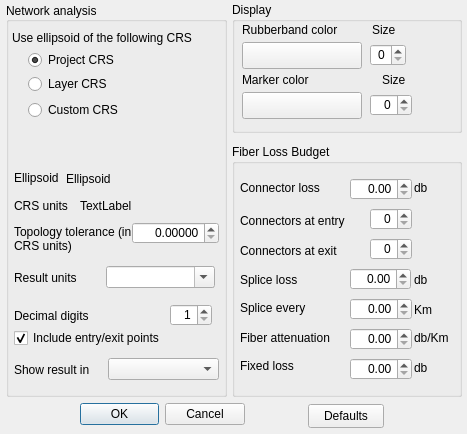
Before: the Qt Designer form DlgConfiguration.ui in fryktoria/On-the-Fly-Shortest-Path, drawn with Qt 5.
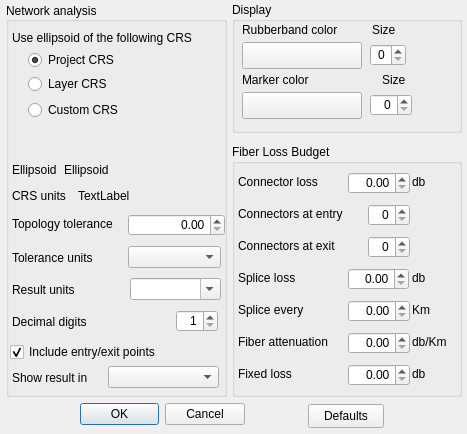
After: the same form once the commit is applied. Custom widgets are drawn as their Qt base class.

Commit message: tolerance units

```diff
--- a/DlgConfiguration.ui
+++ b/DlgConfiguration.ui
@@ -219,8 +219,8 @@
    <widget class="QCheckBox" name="includeStartStop">
     <property name="geometry">
      <rect>
-      <x>8</x>
-      <y>326</y>
+      <x>4</x>
+      <y>340</y>
       <width>167</width>
       <height>20</height>
      </rect>
@@ -303,14 +303,14 @@
    <widget class="QLabel" name="label_6">
     <property name="geometry">
      <rect>
-      <x>8</x>
-      <y>212</y>
+      <x>6</x>
+      <y>208</y>
       <width>119</width>
-      <height>49</height>
+      <height>27</height>
      </rect>
     </property>
     <property name="text">
-     <string>Topology tolerance (in CRS units)</string>
+     <string>Topology tolerance</string>
     </property>
     <property name="wordWrap">
      <bool>true</bool>
@@ -319,9 +319,9 @@
    <widget class="QDoubleSpinBox" name="topologyTolerance">
     <property name="geometry">
      <rect>
-      <x>126</x>
-      <y>220</y>
-      <width>87</width>
+      <x>122</x>
+      <y>212</y>
+      <width>97</width>
       <height>22</height>
      </rect>
     </property>
@@ -332,7 +332,7 @@
      <set>Qt::AlignRight|Qt::AlignTrailing|Qt::AlignVCenter</set>
     </property>
     <property name="decimals">
-     <number>5</number>
+     <number>2</number>
     </property>
     <property name="maximum">
      <double>100000.000000000000000</double>
@@ -344,8 +344,8 @@
    <widget class="QLabel" name="label_22">
     <property name="geometry">
      <rect>
-      <x>8</x>
-      <y>168</y>
+      <x>6</x>
+      <y>160</y>
       <width>105</width>
       <height>16</height>
      </rect>
@@ -357,10 +357,10 @@
    <widget class="QLabel" name="measurementEllipsoid">
     <property name="geometry">
      <rect>
-      <x>60</x>
-      <y>164</y>
-      <width>155</width>
-      <height>25</height>
+      <x>58</x>
+      <y>160</y>
+      <width>157</width>
+      <height>16</height>
      </rect>
     </property>
     <property name="text">
@@ -373,9 +373,9 @@
    <widget class="QComboBox" name="distanceUnits">
     <property name="geometry">
      <rect>
-      <x>100</x>
-      <y>264</y>
-      <width>109</width>
+      <x>124</x>
+      <y>276</y>
+      <width>91</width>
       <height>22</height>
      </rect>
     </property>
@@ -386,8 +386,8 @@
    <widget class="QLabel" name="label_20">
     <property name="geometry">
      <rect>
-      <x>8</x>
-      <y>268</y>
+      <x>6</x>
+      <y>280</y>
       <width>87</width>
       <height>16</height>
      </rect>
@@ -399,8 +399,8 @@
    <widget class="QLabel" name="label_5">
     <property name="geometry">
      <rect>
-      <x>8</x>
-      <y>306</y>
+      <x>6</x>
+      <y>312</y>
       <width>91</width>
       <height>16</height>
      </rect>
@@ -412,8 +412,8 @@
    <widget class="QSpinBox" name="decimalDigits">
     <property name="geometry">
      <rect>
-      <x>164</x>
-      <y>302</y>
+      <x>170</x>
+      <y>308</y>
       <width>42</width>
       <height>22</height>
      </rect>
@@ -437,8 +437,8 @@
    <widget class="QLabel" name="label_7">
     <property name="geometry">
      <rect>
-      <x>8</x>
-      <y>360</y>
+      <x>6</x>
+      <y>368</y>
       <width>91</width>
       <height>16</height>
      </rect>
@@ -451,7 +451,7 @@
     <property name="geometry">
      <rect>
       <x>102</x>
-      <y>356</y>
+      <y>364</y>
       <width>111</width>
       <height>22</height>
      </rect>
@@ -463,8 +463,8 @@
    <widget class="QLabel" name="label_23">
     <property name="geometry">
      <rect>
-      <x>8</x>
-      <y>196</y>
+      <x>6</x>
+      <y>186</y>
       <width>63</width>
       <height>16</height>
      </rect>
@@ -476,8 +476,8 @@
    <widget class="QLabel" name="crsUnits">
     <property name="geometry">
      <rect>
-      <x>74</x>
-      <y>196</y>
+      <x>72</x>
+      <y>186</y>
       <width>135</width>
       <height>16</height>
      </rect>
@@ -486,6 +486,29 @@
      <string>TextLabel</string>
     </property>
    </widget>
+   <widget class="QLabel" name="label_24">
+    <property name="geometry">
+     <rect>
+      <x>6</x>
+      <y>248</y>
+      <width>91</width>
+      <height>16</height>
+     </rect>
+    </property>
+    <property name="text">
+     <string>Tolerance units</string>
+    </property>
+   </widget>
+   <widget class="QComboBox" name="toleranceUnits">
+    <property name="geometry">
+     <rect>
+      <x>122</x>
+      <y>244</y>
+      <width>93</width>
+      <height>22</height>
+     </rect>
+    </property>
+   </widget>
   </widget>
   <widget class="QGroupBox" name="groupBox_3">
    <property name="geometry">
@@ -505,8 +528,8 @@
    <widget class="QLabel" name="label_8">
     <property name="geometry">
      <rect>
-      <x>8</x>
-      <y>36</y>
+      <x>6</x>
+      <y>30</y>
       <width>91</width>
       <height>16</height>
      </rect>
@@ -518,8 +541,8 @@
    <widget class="QLabel" name="label_9">
     <property name="geometry">
      <rect>
-      <x>182</x>
-      <y>36</y>
+      <x>180</x>
+      <y>30</y>
       <width>35</width>
       <height>16</height>
      </rect>
@@ -531,8 +554,8 @@
    <widget class="QLabel" name="label_10">
     <property name="geometry">
      <rect>
-      <x>8</x>
-      <y>69</y>
+      <x>6</x>
+      <y>62</y>
       <width>131</width>
       <height>16</height>
      </rect>
@@ -547,8 +570,8 @@
    <widget class="QLabel" name="label_11">
     <property name="geometry">
      <rect>
-      <x>8</x>
-      <y>128</y>
+      <x>6</x>
+      <y>126</y>
       <width>105</width>
       <height>16</height>
      </rect>
@@ -560,8 +583,8 @@
    <widget class="QLabel" name="label_12">
     <property name="geometry">
      <rect>
-      <x>8</x>
-      <y>156</y>
+      <x>6</x>
+      <y>158</y>
       <width>107</width>
       <height>16</height>
      </rect>
@@ -573,8 +596,8 @@
    <widget class="QLabel" name="label_13">
     <property name="geometry">
      <rect>
-      <x>8</x>
-      <y>186</y>
+      <x>6</x>
+      <y>190</y>
       <width>109</width>
       <height>16</height>
      </rect>
@@ -586,8 +609,8 @@
    <widget class="QSpinBox" name="numberOfConnectorsAtEntry">
     <property name="geometry">
      <rect>
-      <x>138</x>
-      <y>64</y>
+      <x>136</x>
+      <y>60</y>
       <width>42</width>
       <height>22</height>
      </rect>
@@ -605,7 +628,7 @@
    <widget class="QDoubleSpinBox" name="spliceLoss">
     <property name="geometry">
      <rect>
-      <x>118</x>
+      <x>116</x>
       <y>124</y>
       <width>61</width>
       <height>22</height>
@@ -624,8 +647,8 @@
    <widget class="QLabel" name="label_14">
     <property name="geometry">
      <rect>
-      <x>182</x>
-      <y>128</y>
+      <x>180</x>
+      <y>126</y>
       <width>35</width>
       <height>16</height>
      </rect>
@@ -637,8 +660,8 @@
    <widget class="QDoubleSpinBox" name="spliceFrequency">
     <property name="geometry">
      <rect>
-      <x>118</x>
-      <y>154</y>
+      <x>116</x>
+      <y>156</y>
       <width>62</width>
       <height>22</height>
      </rect>
@@ -656,7 +679,7 @@
    <widget class="QLabel" name="label_15">
     <property name="geometry">
      <rect>
-      <x>182</x>
+      <x>180</x>
       <y>158</y>
       <width>35</width>
       <height>16</height>
@@ -669,8 +692,8 @@
    <widget class="QDoubleSpinBox" name="connectorLoss">
     <property name="geometry">
      <rect>
-      <x>118</x>
-      <y>34</y>
+      <x>116</x>
+      <y>28</y>
       <width>62</width>
       <height>22</height>
      </rect>
@@ -688,8 +711,8 @@
    <widget class="QDoubleSpinBox" name="cableLoss">
     <property name="geometry">
      <rect>
-      <x>118</x>
-      <y>184</y>
+      <x>116</x>
+      <y>188</y>
       <width>62</width>
       <height>22</height>
      </rect>
@@ -707,8 +730,8 @@
    <widget class="QLabel" name="label_16">
     <property name="geometry">
      <rect>
-      <x>182</x>
-      <y>186</y>
+      <x>180</x>
+      <y>190</y>
       <width>41</width>
       <height>16</height>
      </rect>
@@ -720,9 +743,9 @@
    <widget class="QLabel" name="label_17">
     <property name="geometry">
      <rect>
-      <x>8</x>
-      <y>99</y>
-      <width>131</width>
+      <x>6</x>
+      <y>94</y>
+      <width>132</width>
       <height>16</height>
      </rect>
     </property>
@@ -733,8 +756,8 @@
    <widget class="QSpinBox" name="numberOfConnectorsAtExit">
     <property name="geometry">
      <rect>
-      <x>138</x>
-      <y>94</y>
+      <x>136</x>
+      <y>92</y>
       <width>42</width>
       <height>22</height>
      </rect>
@@ -746,8 +769,8 @@
    <widget class="QLabel" name="label_18">
     <property name="geometry">
      <rect>
-      <x>8</x>
-      <y>214</y>
+      <x>6</x>
+      <y>222</y>
       <width>91</width>
       <height>16</height>
      </rect>
@@ -759,8 +782,8 @@
    <widget class="QDoubleSpinBox" name="fixedLoss">
     <property name="geometry">
      <rect>
-      <x>118</x>
-      <y>214</y>
+      <x>116</x>
+      <y>220</y>
       <width>62</width>
       <height>22</height>
      </rect>
@@ -772,8 +795,8 @@
    <widget class="QLabel" name="label_19">
     <property name="geometry">
      <rect>
-      <x>182</x>
-      <y>216</y>
+      <x>180</x>
+      <y>222</y>
       <width>37</width>
       <height>16</height>
      </rect>
```
Left out of the diff: 1 changed line with no effect on the pictures. The commit also changes 7 other files.
